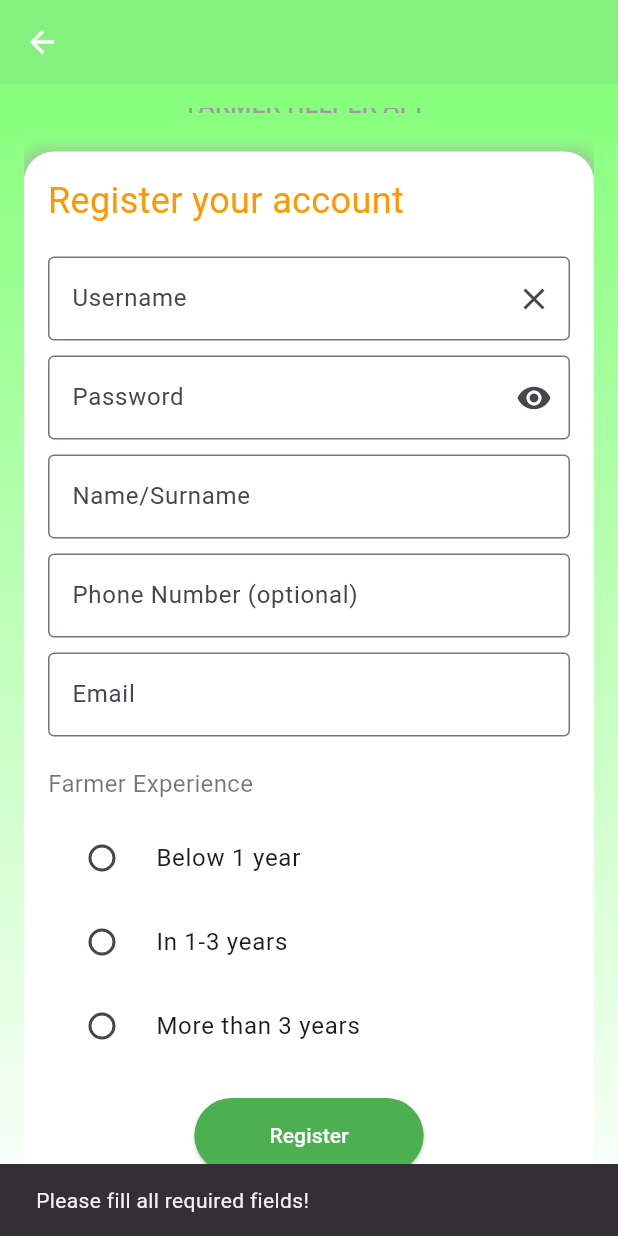
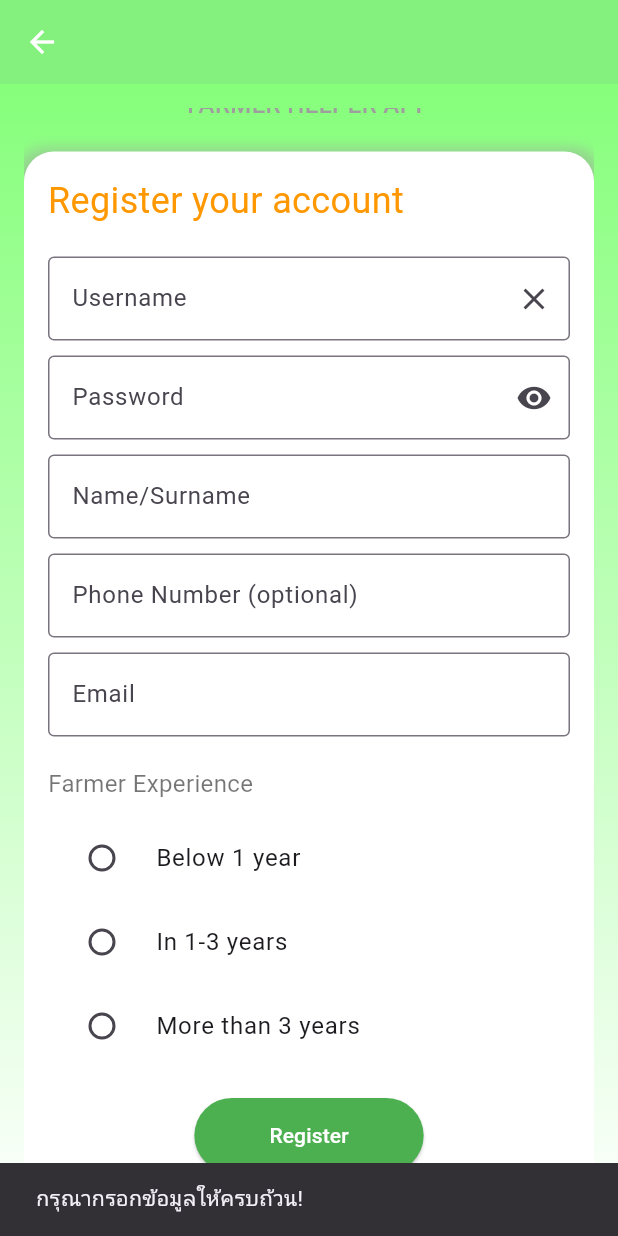
Before and after one commit to Slippy03/Project_2024, a Flutter app: the RegisterPage screen opened directly, scrolled down 160 dp, after a tap on "Register", on a phone screen of 412 x 824 dp. Run offline on Flutter 3.47's test engine with Material 3 defaults, Android fonts, the phone set to English and light mode, and no system bars; our stand-ins replace cloud_firestore, firebase_auth, firebase_core; accounts and stored records are empty.

Commit message:
update register.dart (prompt)

```diff
--- a/riceguard_app/lib/pages/register.dart
+++ b/riceguard_app/lib/pages/register.dart
@@ -26,6 +26,35 @@ class _RegisterPageState extends State<RegisterPage> {
         _passwordController.text.isNotEmpty &&
         _nameController.text.isNotEmpty &&
         _emailController.text.isNotEmpty) {
+      // Show confirmation dialog
+      bool? confirm = await showDialog(
+        context: context,
+        builder: (BuildContext context) {
+          return AlertDialog(
+            title: Text('Confirm Registration'),
+            content: Text('กรุณาตรวจสอบข้อมูลอย่างถี่ถ้วน หากเรียบร้อยแล้วโปรดกดยืนยัน'),
+            actions: <Widget>[
+              TextButton(
+                child: Text('ยกเลิก'),
+                onPressed: () {
+                  Navigator.of(context).pop(false);
+                },
+              ),
+              TextButton(
+                child: Text('ยืนยัน'),
+                onPressed: () {
+                  Navigator.of(context).pop(true);
+                },
+              ),
+            ],
+          );
+        },
+      );
+
+      if (confirm != true) {
+        return; // User canceled registration
+      }
+
       try {
         QuerySnapshot usernameQuery = await FirebaseFirestore.instance
             .collection('users')
@@ -34,7 +63,7 @@ class _RegisterPageState extends State<RegisterPage> {
 
         if (usernameQuery.docs.isNotEmpty) {
           ScaffoldMessenger.of(context).showSnackBar(
-            SnackBar(content: Text("Username is already taken, please choose another one.")),
+            SnackBar(content: Text("มีชื่อผู้ใช้นี้ในระบบแล้ว")),
           );
           return;
         }
@@ -55,7 +84,7 @@ class _RegisterPageState extends State<RegisterPage> {
 
         ScaffoldMessenger.of(context).showSnackBar(
           SnackBar(
-            content: Text("User registered successfully!"),
+            content: Text("ละทะเบียนสำเร็จ!"),
           ),
         );
 
@@ -69,12 +98,12 @@ class _RegisterPageState extends State<RegisterPage> {
           _errorMessage = e.toString();
         });
         ScaffoldMessenger.of(context).showSnackBar(
-          SnackBar(content: Text("Failed to register user: $_errorMessage")),
+          SnackBar(content: Text("ลงทะเบียนไม่สำเร็จ: $_errorMessage")),
         );
       }
     } else {
       ScaffoldMessenger.of(context).showSnackBar(
-        SnackBar(content: Text("Please fill all required fields!")),
+        SnackBar(content: Text("กรุณากรอกข้อมูลให้ครบถ้วน!")),
       );
     }
   }
```
Also changed, not shown: riceguard_app/assets/images/camera.png (added), riceguard_app/assets/images/cure.png (added), riceguard_app/assets/images/home.png (added), riceguard_app/assets/images/mail-box.png (added), riceguard_app/assets/images/settings.png (added), riceguard_app/assets/images/user.png (added), riceguard_app/assets/images/virus.png (added).
